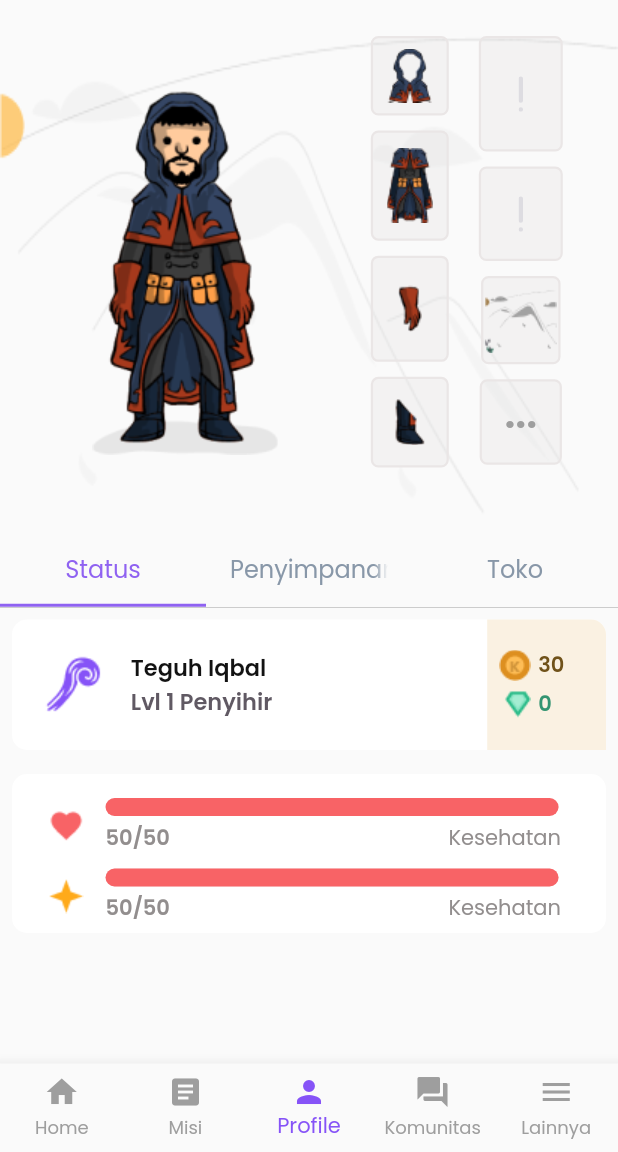
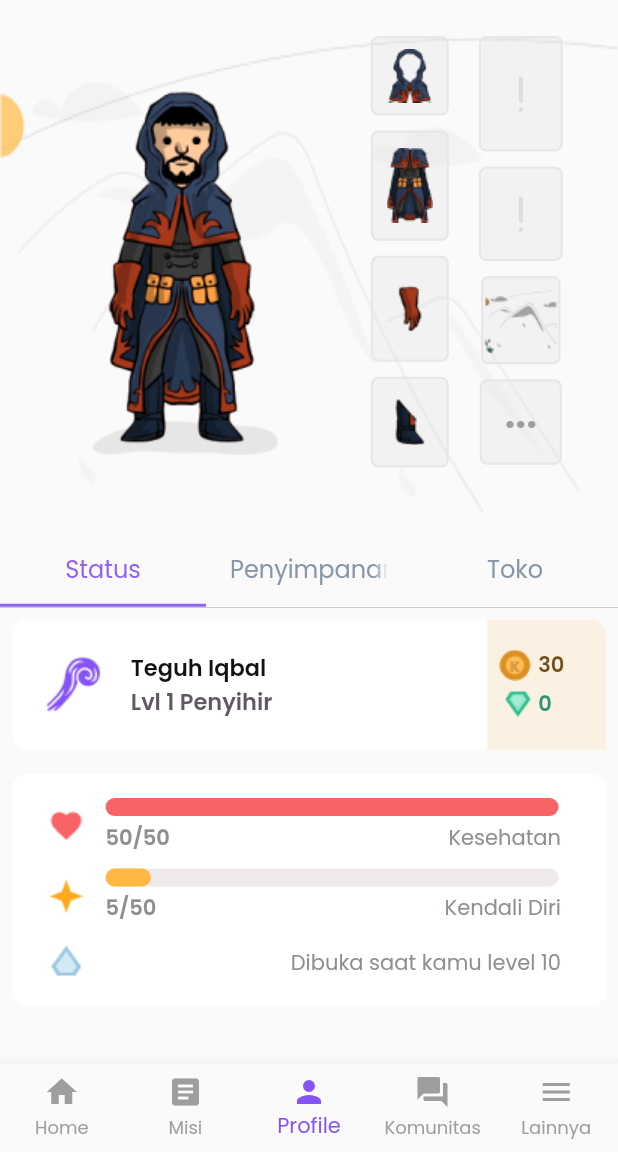
Before and after one commit to rizkanfirmansyah/amikipmobile, a Flutter app: the Profile screen opened directly, on a phone screen of 412 x 824 dp, the part 84-1236 px from its top. Run offline on Flutter 3.47's test engine with Material 2 defaults, Android fonts, the phone set to English and light mode, and no system bars; drawn by our look-alikes of percent_indicator; our stand-ins replace flutter_spinkit, flutter_svg, google_fonts.

Commit message:
update tab status

```diff
--- a/lib/page/profile.dart
+++ b/lib/page/profile.dart
@@ -408,7 +408,7 @@ class _ProfileState extends State<Profile> {
                                                   padding:
                                                       const EdgeInsets.only(
                                                           top: 16,
-                                                          bottom: 6,
+                                                          bottom: 16,
                                                           left: 20,
                                                           right: 20),
                                                   child: Column(
@@ -533,13 +533,13 @@ class _ProfileState extends State<Profile> {
                                                                     animationDuration:
                                                                         800,
                                                                     percent:
-                                                                        1.0,
+                                                                        0.1,
                                                                     barRadius:
                                                                         const Radius.circular(
                                                                             10),
                                                                     progressColor:
                                                                         Color(
-                                                                            0xFFF86366),
+                                                                            0xFFFFB942),
                                                                     backgroundColor:
                                                                         Color(
                                                                             0xFFEFE9E9),
@@ -562,14 +562,66 @@ class _ProfileState extends State<Profile> {
                                                                               .spaceBetween,
                                                                       children: const [
                                                                         Text(
-                                                                          "50/50",
+                                                                          "5/50",
                                                                           style: TextStyle(
                                                                               fontSize: 14,
                                                                               color: Color(0xFF928E8E),
                                                                               fontWeight: FontWeight.w600),
                                                                         ),
                                                                         Text(
-                                                                          "Kesehatan",
+                                                                          "Kendali Diri",
+                                                                          style: TextStyle(
+                                                                              fontSize: 14,
+                                                                              color: Color(0xFF928E8E),
+                                                                              fontWeight: FontWeight.w500),
+                                                                        ),
+                                                                      ],
+                                                                    ),
+                                                                  ),
+                                                                ),
+                                                              ],
+                                                            ),
+                                                          ),
+                                                        ],
+                                                      ),
+                                                      SizedBox(
+                                                        height: 10,
+                                                      ),
+                                                      Row(
+                                                        children: [
+                                                          Expanded(
+                                                            flex: 1,
+                                                            child: Column(
+                                                              children: [
+                                                                Image.asset(
+                                                                  'assets/images/stats.png',
+                                                                  width: 30,
+                                                                )
+                                                              ],
+                                                            ),
+                                                          ),
+                                                          Expanded(
+                                                            flex: 10,
+                                                            child: Column(
+                                                              children: [
+                                                                Padding(
+                                                                  padding: const EdgeInsets
+                                                                          .only(
+                                                                      top: 4,
+                                                                      left: 10,
+                                                                      right:
+                                                                          10),
+                                                                  child:
+                                                                      SizedBox(
+                                                                    width: double
+                                                                        .infinity,
+                                                                    child: Row(
+                                                                      mainAxisAlignment:
+                                                                          MainAxisAlignment
+                                                                              .end,
+                                                                      children: const [
+                                                                        Text(
+                                                                          "Dibuka saat kamu level 10",
                                                                           style: TextStyle(
                                                                               fontSize: 14,
                                                                               color: Color(0xFF928E8E),
```
Also changed, not shown: assets/icons/diamond.svg (added), assets/images/stats.png (added).
